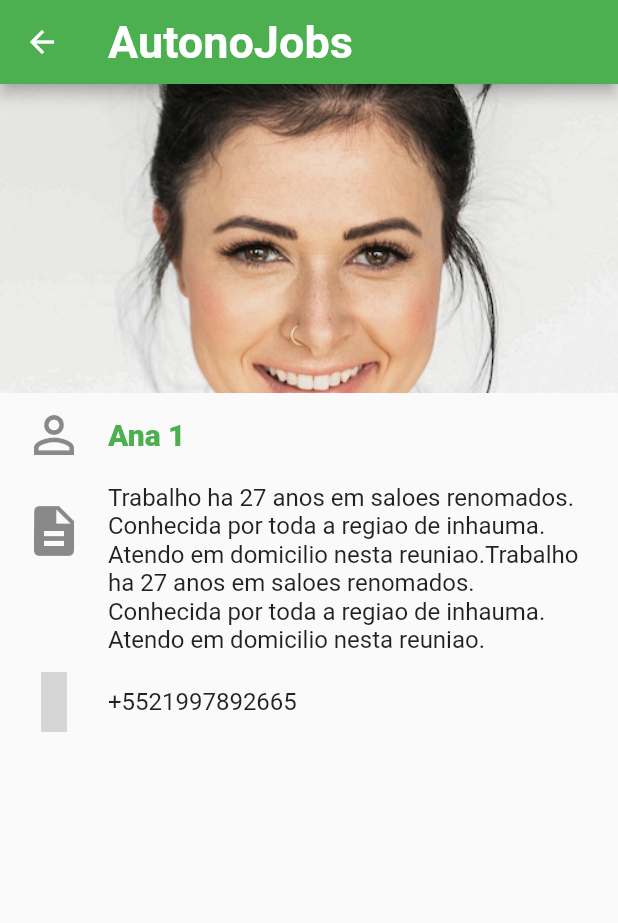
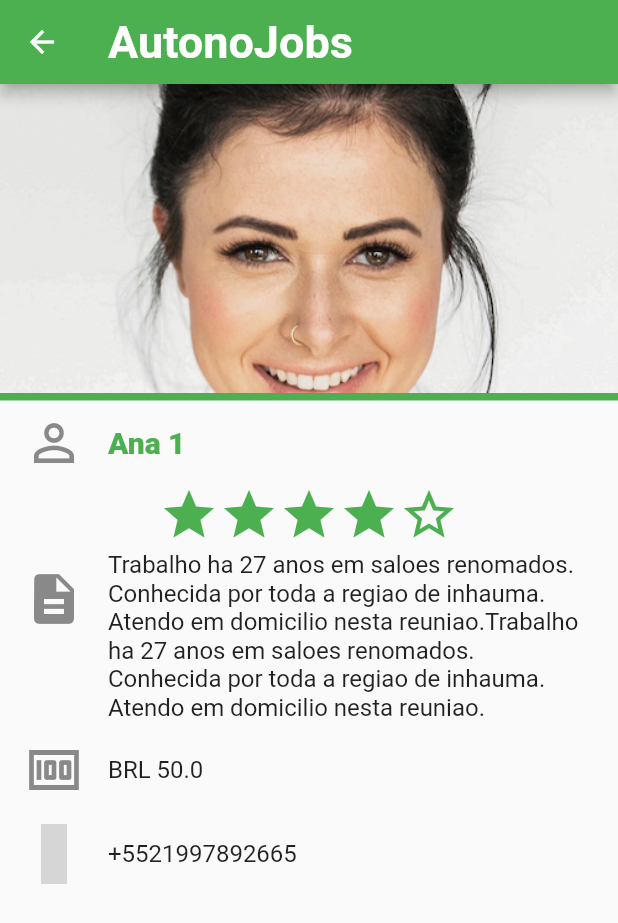
Before and after one commit to ulisseso68/cta_projeto_autonomo, a Flutter app: the screen it shows after launch, after a tap on "Ana 1", on a phone screen of 412 x 824 dp. Shown: the top 923 px of the screen. Run offline on Flutter 3.47's test engine with Material 2 defaults, Android fonts, the phone set to English and light mode, and no system bars; drawn by our look-alikes of flutter_rating_bar; Roboto replaces fonts that are missing (Verdana); statements that could not run were skipped; grey boxes are pictures that could not be loaded.

Commit message:
AJ 22-07-09 #3

```diff
--- a/lib/main.dart
+++ b/lib/main.dart
@@ -11,7 +11,16 @@ class MyApp extends StatelessWidget {
   @override
   Widget build(BuildContext context) {
     return MaterialApp(
-      title: 'CTA - Automatos',
+      debugShowCheckedModeBanner: false,
+      builder: (context, child) {
+        final mediaQueryData = MediaQuery.of(context);
+        final scale = mediaQueryData.textScaleFactor.clamp(1.0, 1.1);
+        return MediaQuery(
+          child: child!,
+          data: MediaQuery.of(context).copyWith(textScaleFactor: scale),
+        );
+      },
+      title: 'AutonoJobs',
       theme: ThemeData(
           primarySwatch: Colors.green,
           colorScheme: ColorScheme.fromSwatch(
--- a/lib/paginas/pagina_detalhe_autonomo.dart
+++ b/lib/paginas/pagina_detalhe_autonomo.dart
@@ -3,6 +3,7 @@
 
 import 'package:cta_projeto_autonomo/funcoes/funcoes.dart';
 import 'package:flutter/material.dart';
+import 'package:flutter_rating_bar/flutter_rating_bar.dart';
 
 //import 'package:flutter/services.dart';
 
@@ -34,8 +35,10 @@ class _PaginaDetalheAutonomoState extends State<PaginaDetalheAutonomo> {
               fontSize: 30, fontFamily: 'Verdana', fontWeight: FontWeight.bold),
         ),
       ),
-      body: Column(
+      body: SingleChildScrollView(
+        child: Column(
           mainAxisAlignment: MainAxisAlignment.start,
+          crossAxisAlignment: CrossAxisAlignment.center,
           children: <Widget>[
             SizedBox(
                 height: altura / 4,
@@ -44,20 +47,54 @@ class _PaginaDetalheAutonomoState extends State<PaginaDetalheAutonomo> {
                   image: AssetImage(widget.autonomo['fotoProfissional']),
                   fit: BoxFit.cover,
                 )),
+            const Divider(
+              thickness: 5.0,
+              height: 5.0,
+              color: Colors.green,
+            ),
             ListTile(
               leading: const Icon(Icons.perm_identity, size: 40),
               title: Text(
                 widget.autonomo['nome'],
-              style: const TextStyle(fontWeight: FontWeight.w800, fontSize: 20),
+                style:
+                    const TextStyle(fontWeight: FontWeight.w800, fontSize: 20),
               ),
               textColor: Colors.green,
             ),
+            RatingBar(
+                initialRating: widget.autonomo['rating'] is int
+                    ? (widget.autonomo['rating'] as int).toDouble()
+                    : widget.autonomo['rating'],
+                unratedColor: Colors.green,
+                direction: Axis.horizontal,
+                allowHalfRating: true,
+                itemCount: 5,
+                ratingWidget: RatingWidget(
+                    full: const Icon(Icons.star, color: Colors.green),
+                    half: const Icon(
+                      Icons.star_half,
+                      color: Colors.green,
+                    ),
+                    empty: const Icon(
+                      Icons.star_outline,
+                      color: Colors.green,
+                    )),
+                onRatingUpdate: (value) {
+                  setState(() {});
+                }),
             ListTile(
               leading: const Icon(
                 Icons.description,
                 size: 40,
               ),
               title: Text(widget.autonomo['descricao']),
+            ),
+            ListTile(
+              leading: const Icon(
+                Icons.money,
+                size: 40,
+              ),
+              title: Text("BRL ${widget.autonomo['precohora']}"),
             ),
             ListTile(
               leading: GestureDetector(
@@ -74,6 +111,7 @@ class _PaginaDetalheAutonomoState extends State<PaginaDetalheAutonomo> {
             )
           ],
         ),
+      ),
     );
   }
 }
--- a/lib/utilidades/dados.dart
+++ b/lib/utilidades/dados.dart
@@ -4,7 +4,8 @@ var autonomosDados = [
     'atividade': "cabelereira",
     'descricao':
         'Trabalho ha 27 anos em saloes renomados. Conhecida por toda a regiao de inhauma. Atendo em domicilio nesta reuniao.Trabalho ha 27 anos em saloes renomados. Conhecida por toda a regiao de inhauma. Atendo em domicilio nesta reuniao.',
-    'precohora': '50.00',
+    'precohora': 50.0,
+    'rating': 4.0,
     'telefone': '+5521997892665',
     'fotoProfissional': 'img/foto9.jpg'
   },
@@ -13,7 +14,8 @@ var autonomosDados = [
     'atividade': "pedreiro",
     'descricao':
         'Trabalhei em várias obras da GAFISA. Prefiro trabalhos aos finais de semana. Compro o material se necesario.',
-    'precohora': '20.00',
+    'precohora': 20.00,
+    'rating': 2.0,
     'telefone': '+5521997892666',
     "fotoProfissional": 'img/foto2.png',
   },
@@ -22,7 +24,8 @@ var autonomosDados = [
     'atividade': "cabelereira",
     'descricao':
         'Trabalho ha 27 anos em saloes renomados. Conhecida por toda a regiao de inhauma. Atendo em domicilio nesta reuniao.',
-    'precohora': '50.00',
+    'precohora': 50.00,
+    'rating': 4.0,
     'telefone': '+5521997892664',
     'fotoProfissional': 'img/foto3.png'
   },
@@ -31,7 +34,8 @@ var autonomosDados = [
     'atividade': "pedreiro",
     'descricao':
         'Trabalhei em várias obras da GAFISA. Prefiro trabalhos aos finais de semana. Compro o material se necesario.',
-    'precohora': '20.00',
+    'precohora': 20.00,
+    'rating': 3.0,
     'telefone': '+5521997892663',
     "fotoProfissional": 'img/foto4.jpg',
   },
@@ -40,7 +44,8 @@ var autonomosDados = [
     'atividade': "cabelereiro",
     'descricao':
         'Trabalho ha 27 anos em saloes renomados. Conhecida por toda a regiao de inhauma. Atendo em domicilio nesta reuniao.',
-    'precohora': '50.00',
+    'precohora': 50.0,
+    'rating': 4.5,
     'telefone': '+5521997892661',
     'fotoProfissional': 'img/foto7.jpg'
   },
--- a/pubspec.yaml
+++ b/pubspec.yaml
@@ -37,6 +37,7 @@ dependencies:
   flutter_tags: ^0.4.9+1
   flutter_launch: ^0.3.0
   url_launcher: ^6.1.4
+  flutter_rating_bar: ^4.0.1
 
 dev_dependencies:
   flutter_test:
```
Also changed, not shown: pubspec.lock. Lines whose indentation alone changed are shown as unchanged.
